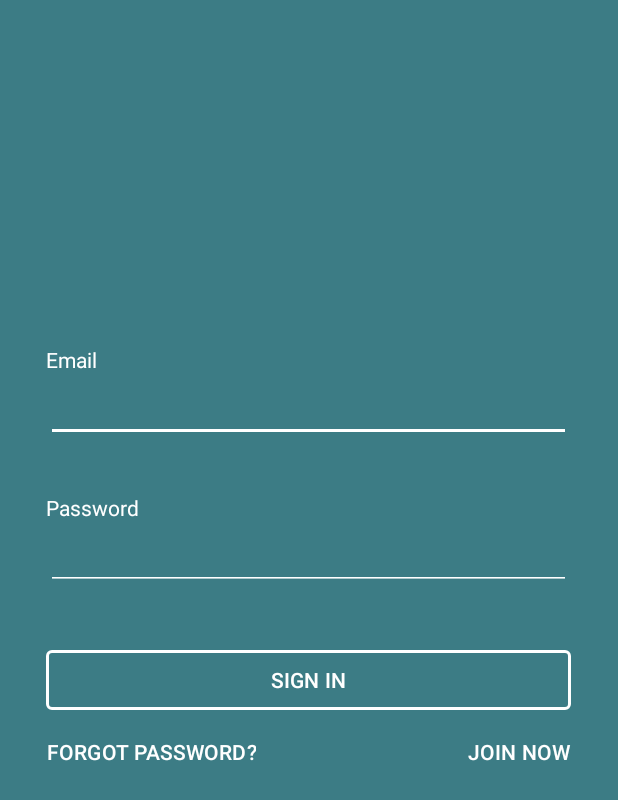
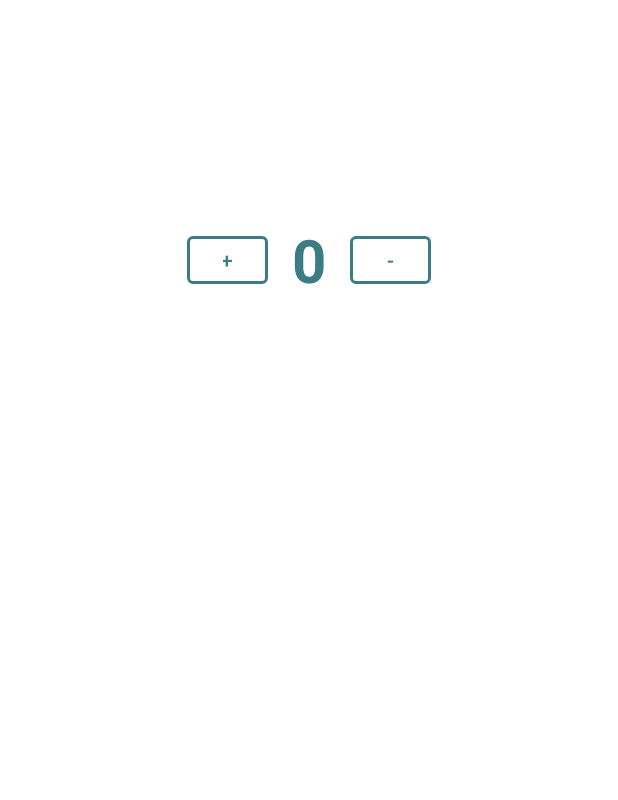
Before and after one commit to RafaFigueiroa/AppPDM, an Android app: the screen it shows after launch (MainActivity before the commit, HomeActivity after it), after a tap on "SIGN IN", on a phone screen of 412 x 824 dp. Shown: the top 800 px of the screen. Run offline under Robolectric (Android 15) with nearby library versions, the phone set to English and light mode, and no system bars.

Commit message:
creating home screen with a number counter

```diff
--- a/app/src/main/AndroidManifest.xml
+++ b/app/src/main/AndroidManifest.xml
@@ -13,6 +13,9 @@
         android:theme="@style/Theme.AppPDM"
         tools:targetApi="31">
         <activity
+            android:name=".HomeActivity"
+            android:exported="false" />
+        <activity
             android:name=".MainActivity"
             android:exported="true">
             <intent-filter>
--- /dev/null
+++ b/app/src/main/java/com/example/apppdm/HomeActivity.java
@@ -0,0 +1,45 @@
+package com.example.apppdm;
+
+import androidx.appcompat.app.AppCompatActivity;
+
+import android.os.Bundle;
+import android.view.View;
+import android.widget.Button;
+import android.widget.TextView;
+
+public class HomeActivity extends AppCompatActivity {
+
+    @Override
+    protected void onCreate(Bundle savedInstanceState) {
+        super.onCreate(savedInstanceState);
+        setContentView(R.layout.activity_home);
+
+        changeNumber();
+    }
+
+    private void changeNumber() {
+        TextView number = (TextView) findViewById(R.id.num);
+        Button plusButton = (Button) findViewById(R.id.plusButton);
+        Button minusButton = (Button) findViewById(R.id.minusButton);
+
+        plusButton.setOnClickListener(new View.OnClickListener() {
+            @Override
+            public void onClick(View v) {
+                int result = Integer.parseInt(number.getText().toString());
+                result++;
+
+                number.setText(String.valueOf(result));
+            }
+        });
+
+        minusButton.setOnClickListener(new View.OnClickListener() {
+            @Override
+            public void onClick(View v) {
+                int result = Integer.parseInt(number.getText().toString());
+                result--;
+
+                number.setText(String.valueOf(result));
+            }
+        });
+    }
+}
--- a/app/src/main/java/com/example/apppdm/MainActivity.java
+++ b/app/src/main/java/com/example/apppdm/MainActivity.java
@@ -2,6 +2,7 @@ package com.example.apppdm;
 
 import androidx.appcompat.app.AppCompatActivity;
 
+import android.content.Intent;
 import android.os.Bundle;
 import android.view.View;
 import android.widget.Button;
@@ -25,10 +26,12 @@ public class MainActivity extends AppCompatActivity {
         TextView password = (TextView) findViewById(R.id.inputPassword);
         Button signInButton = (Button) findViewById(R.id.signin);
 
+        Intent i = new Intent(this, HomeActivity.class);
+
         signInButton.setOnClickListener(new View.OnClickListener() {
             @Override
             public void onClick(View v) {
-                Toast.makeText(MainActivity.this, "email: " + email.getText() + "\nsenha: " + password.getText(), Toast.LENGTH_SHORT).show();
+                startActivity(i);
             }
         });
     }
--- /dev/null
+++ b/app/src/main/res/layout/activity_home.xml
@@ -0,0 +1,54 @@
+<?xml version="1.0" encoding="utf-8"?>
+<androidx.constraintlayout.widget.ConstraintLayout xmlns:android="http://schemas.android.com/apk/res/android"
+    xmlns:app="http://schemas.android.com/apk/res-auto"
+    xmlns:tools="http://schemas.android.com/tools"
+    android:layout_width="match_parent"
+    android:layout_height="match_parent"
+    android:background="#FFFFFF"
+    tools:context=".HomeActivity">
+
+    <TextView
+        android:id="@+id/num"
+        android:layout_width="wrap_content"
+        android:layout_height="wrap_content"
+        android:text="0"
+        android:textColor="#3C7C85"
+        android:textSize="40sp"
+        android:textStyle="bold"
+        app:layout_constraintBottom_toBottomOf="parent"
+        app:layout_constraintEnd_toEndOf="parent"
+        app:layout_constraintStart_toStartOf="parent"
+        app:layout_constraintTop_toTopOf="parent"
+        app:layout_constraintVertical_bias="0.19" />
+
+    <Button
+        android:id="@+id/minusButton"
+        android:layout_width="54dp"
+        android:layout_height="40dp"
+        android:layout_marginStart="16dp"
+        android:backgroundTint="#00FFFFFF"
+        android:text="-"
+        android:textColor="#3C7C85"
+        app:cornerRadius="4dp"
+        app:layout_constraintBottom_toBottomOf="@+id/num"
+        app:layout_constraintStart_toEndOf="@+id/num"
+        app:layout_constraintTop_toTopOf="@+id/num"
+        app:strokeColor="#3C7C85"
+        app:strokeWidth="2dp" />
+
+    <Button
+        android:id="@+id/plusButton"
+        android:layout_width="54dp"
+        android:layout_height="40dp"
+        android:layout_marginEnd="16dp"
+        android:backgroundTint="#00FFFFFF"
+        android:text="+"
+        android:textColor="#3C7C85"
+        app:cornerRadius="4dp"
+        app:layout_constraintBottom_toBottomOf="@+id/num"
+        app:layout_constraintEnd_toStartOf="@+id/num"
+        app:layout_constraintTop_toTopOf="@+id/num"
+        app:strokeColor="#3C7C85"
+        app:strokeWidth="2dp" />
+
+</androidx.constraintlayout.widget.ConstraintLayout>
```
